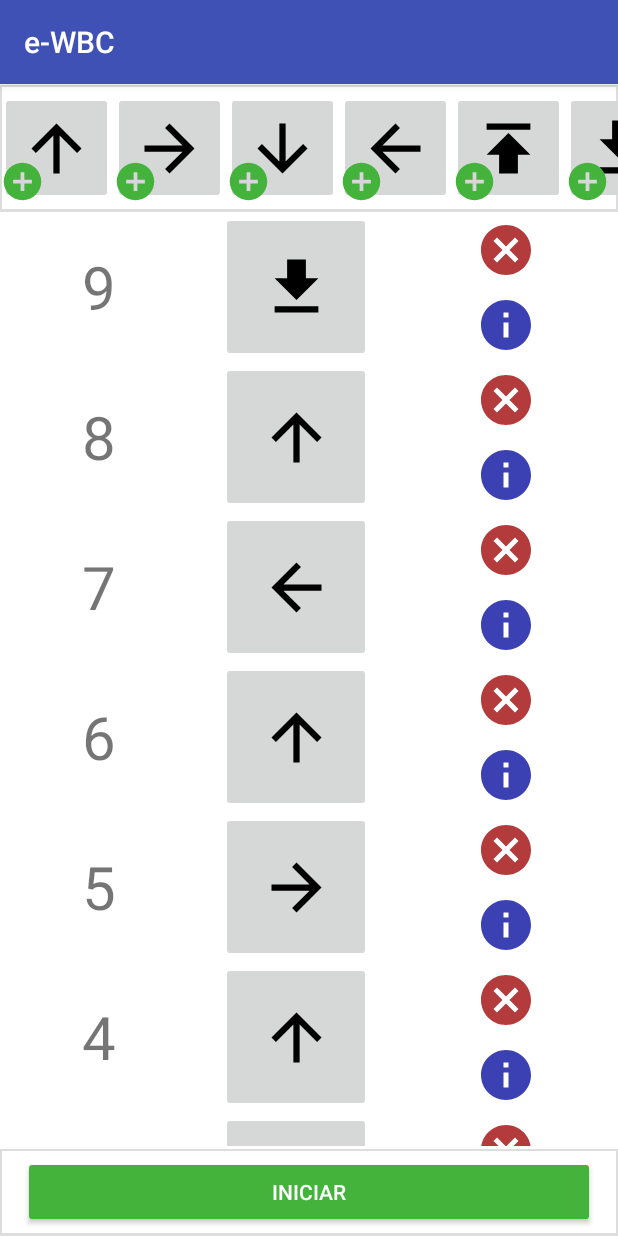
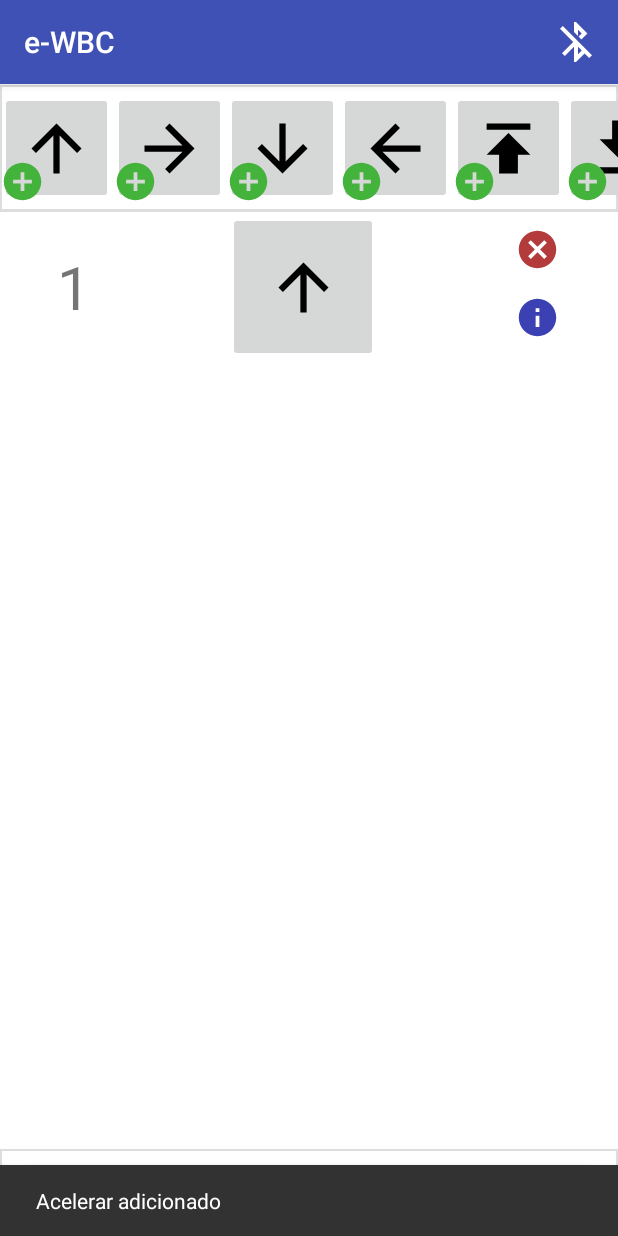
Before and after one commit to brunohpmarques/e-wbc, an Android app: the screen it shows after launch (MainActivity), after a tap on an icon or button, on a phone screen of 412 x 824 dp. Run offline under Robolectric (Android 15) with nearby library versions, the phone set to English and light mode, and no system bars.

Commit message:
Adicionando e removendo comandos da lista principal; Botões de bluetooth;

```diff
--- a/app/build.gradle
+++ b/app/build.gradle
@@ -25,6 +25,7 @@ dependencies {
         exclude group: 'com.android.support', module: 'support-annotations'
     })
     compile 'com.android.support:appcompat-v7:24.2.1'
+    compile 'com.android.support:design:24.0.0'
     compile 'com.android.support:recyclerview-v7:24.0.0'
     compile 'com.android.support:cardview-v7:24.0.0'
     testCompile 'junit:junit:4.12'
--- a/app/src/main/java/br/com/brunohpmarques/ewbc/MainActivity.java
+++ b/app/src/main/java/br/com/brunohpmarques/ewbc/MainActivity.java
@@ -2,53 +2,60 @@ package br.com.brunohpmarques.ewbc;
 
 import android.support.v7.app.AppCompatActivity;
 import android.os.Bundle;
+import android.support.v7.app.AppCompatDelegate;
 import android.support.v7.widget.LinearLayoutManager;
 import android.support.v7.widget.RecyclerView;
+import android.support.v7.widget.Toolbar;
+import android.util.Log;
+import android.view.Menu;
+import android.view.MenuInflater;
+import android.view.MenuItem;
 
 import java.util.ArrayList;
 import java.util.Collections;
 import java.util.List;
+import java.util.logging.Logger;
 
 import br.com.brunohpmarques.ewbc.adapters.CommandAdapter;
 import br.com.brunohpmarques.ewbc.adapters.CommandOptionAdapter;
-import br.com.brunohpmarques.ewbc.models.CommandOption;
+import br.com.brunohpmarques.ewbc.models.Command;
+
+/**
+ * Created by Bruno Marques on 08/08/2017.
+ */
 
 public class MainActivity extends AppCompatActivity {
 
     /**Lista de comandos disponiveis*/
-    private List<CommandOption> commandOptionList;
+    private static final List<Command> commandOptionList = new ArrayList<>();
     /**Lista de comandos a serem enviados*/
-    private List<CommandOption> mainList;
-    private LinearLayoutManager horizontalLayoutManager, verticalLayoutManager;
-    private RecyclerView horizontalList;
-    private RecyclerView verticalList;
+    private static final List<Command> mainList = new ArrayList<>();
+
+    private static LinearLayoutManager horizontalLayoutManager, verticalLayoutManager;
+    private static RecyclerView horizontalList;
+    private static RecyclerView verticalList;
 
     @Override
     protected void onCreate(Bundle savedInstanceState) {
         super.onCreate(savedInstanceState);
         setContentView(R.layout.activity_main);
+        AppCompatDelegate.setCompatVectorFromResourcesEnabled(true);
+//        Toolbar myToolbar = (Toolbar) findViewById(R.id.mainToolbar);
+//        setSupportActionBar(myToolbar);
 
-        String commOps[] = {"Frente","Direita", "Ré","Esquerda","Sugar","Soltar"};
+        if(commandOptionList != null) commandOptionList.clear();
+        if(mainList != null) mainList.clear();
+
+        String commOps[] = {"Acelerar","Direita","Ré","Esquerda","Sugar","Soltar"};
         int commRes[] = {R.drawable.ic_arrow_up, R.drawable.ic_arrow_forward,
                 R.drawable.ic_arrow_down, R.drawable.ic_arrow_back, R.drawable.ic_publish,
                 R.drawable.ic_file_download};
 
-        this.commandOptionList = new ArrayList<>();
-        CommandOption commandOption;
+        Command commandOption;
         for(int i =0;i<commOps.length;i++){
-            commandOption = new CommandOption(commOps[i], commRes[i]);
+            commandOption = new Command(commOps[i], commRes[i]);
             commandOptionList.add(commandOption);
         }
-        this.mainList = new ArrayList<>();
-        this.mainList.add(commandOptionList.get(0));
-        this.mainList.add(commandOptionList.get(3));
-        this.mainList.add(commandOptionList.get(4));
-        this.mainList.add(commandOptionList.get(0));
-        this.mainList.add(commandOptionList.get(1));
-        this.mainList.add(commandOptionList.get(0));
-        this.mainList.add(commandOptionList.get(3));
-        this.mainList.add(commandOptionList.get(0));
-        this.mainList.add(commandOptionList.get(5));
 
         // Layout
         this.horizontalLayoutManager = new LinearLayoutManager(this, LinearLayoutManager.HORIZONTAL, false);
@@ -61,12 +68,60 @@ public class MainActivity extends AppCompatActivity {
         this.verticalLayoutManager = new LinearLayoutManager(this, LinearLayoutManager.VERTICAL, false);
         this.verticalList = (RecyclerView) findViewById(R.id.verticalList);
         if (this.mainList.size() > 0 & verticalList != null) {
-            Collections.reverse(this.mainList);
             verticalList.setAdapter(new CommandAdapter(this.mainList));
         }
         verticalList.setLayoutManager(verticalLayoutManager);
         //
     }
 
+    @Override
+    public boolean onCreateOptionsMenu(Menu menu) {
+        MenuInflater inflater = getMenuInflater();
+        inflater.inflate(R.menu.menu_options, menu);
+        return true;
+    }
 
+    @Override
+    public boolean onOptionsItemSelected(MenuItem item) {
+        // Handle item selection
+        switch (item.getItemId()) {
+            case R.id.btnBltConnect:
+                // conectar bluetooth
+                return true;
+            case R.id.btnBltConnected:
+                // desconectar bluetooth
+                return true;
+            default:
+                return super.onOptionsItemSelected(item);
+        }
+    }
+
+    /** Adiciona comando na lista a ser enviada para o robo **/
+    public static void addCommand(Command command){
+        if(command != null){
+            Log.i("addCommand",command.getTitle());
+            MainActivity.mainList.add(0, command);
+            MainActivity.verticalList.setAdapter(new CommandAdapter(MainActivity.mainList));
+            MainActivity.verticalList.scrollTo(0, 0);
+        }
+    }
+
+    /** Remove comando na lista a ser enviada para o robo **/
+    public static void remCommand(int index){
+        if(index >= 0 && index <= MainActivity.mainList.size()){
+            index = MainActivity.mainList.size()-index;
+            Log.i("remCommand", index+"");
+            MainActivity.mainList.remove(index);
+            MainActivity.verticalList.setAdapter(new CommandAdapter(MainActivity.mainList));
+        }
+    }
+
+    /** Retorna lista de comandos disponiveis **/
+    public static Command getCommandOption(int index){
+        Command command = null;
+        if(index >= 0 && index < MainActivity.commandOptionList.size()){
+            command = MainActivity.commandOptionList.get(index);
+        }
+        return command;
+    }
 }
--- a/app/src/main/java/br/com/brunohpmarques/ewbc/adapters/CommandAdapter.java
+++ b/app/src/main/java/br/com/brunohpmarques/ewbc/adapters/CommandAdapter.java
@@ -9,8 +9,7 @@ import java.util.List;
 
 import br.com.brunohpmarques.ewbc.R;
 import br.com.brunohpmarques.ewbc.holders.CommandHolder;
-import br.com.brunohpmarques.ewbc.holders.CommandOptionHolder;
-import br.com.brunohpmarques.ewbc.models.CommandOption;
+import br.com.brunohpmarques.ewbc.models.Command;
 
 /**
  * Created by Bruno Marques on 08/08/2017.
@@ -18,9 +17,9 @@ import br.com.brunohpmarques.ewbc.models.CommandOption;
 
 public class CommandAdapter extends RecyclerView.Adapter<CommandHolder> {
 
-    private List<CommandOption> list;
+    private List<Command> list;
 
-    public CommandAdapter(List<CommandOption> Data) {
+    public CommandAdapter(List<Command> Data) {
         list = Data;
     }
 
--- a/app/src/main/java/br/com/brunohpmarques/ewbc/adapters/CommandOptionAdapter.java
+++ b/app/src/main/java/br/com/brunohpmarques/ewbc/adapters/CommandOptionAdapter.java
@@ -9,7 +9,7 @@ import java.util.List;
 
 import br.com.brunohpmarques.ewbc.R;
 import br.com.brunohpmarques.ewbc.holders.CommandOptionHolder;
-import br.com.brunohpmarques.ewbc.models.CommandOption;
+import br.com.brunohpmarques.ewbc.models.Command;
 
 /**
  * Created by Bruno Marques on 08/08/2017.
@@ -17,9 +17,9 @@ import br.com.brunohpmarques.ewbc.models.CommandOption;
 
 public class CommandOptionAdapter extends RecyclerView.Adapter<CommandOptionHolder> {
 
-    private List<CommandOption> list;
+    private List<Command> list;
 
-    public CommandOptionAdapter(List<CommandOption> Data) {
+    public CommandOptionAdapter(List<Command> Data) {
         list = Data;
     }
 
@@ -34,6 +34,7 @@ public class CommandOptionAdapter extends RecyclerView.Adapter<CommandOptionHold
     @Override
     public void onBindViewHolder(CommandOptionHolder holder, int position) {
         holder.commandTitle.setText(list.get(position).getTitle());
+        holder.commandPosition.setText(position+"");
         holder.commandImage.setImageResource(list.get(position).getResourceId());
     }
 
--- a/app/src/main/java/br/com/brunohpmarques/ewbc/holders/CommandHolder.java
+++ b/app/src/main/java/br/com/brunohpmarques/ewbc/holders/CommandHolder.java
@@ -1,14 +1,18 @@
 package br.com.brunohpmarques.ewbc.holders;
 
 import android.media.Image;
+import android.support.design.widget.Snackbar;
 import android.support.v7.widget.RecyclerView;
+import android.util.Log;
 import android.view.View;
 import android.widget.ImageButton;
 import android.widget.ImageView;
 import android.widget.TextView;
 import android.widget.Toast;
 
+import br.com.brunohpmarques.ewbc.MainActivity;
 import br.com.brunohpmarques.ewbc.R;
+import br.com.brunohpmarques.ewbc.models.Command;
 
 /**
  * Created by Bruno Marques on 08/08/2017.
@@ -30,23 +34,27 @@ public class CommandHolder extends RecyclerView.ViewHolder  {
         commandRem = (ImageView) view.findViewById(R.id.btnRemComm);
         commandPos = (TextView) view.findViewById(R.id.lblCommPos);
 
-        commandImage.setOnClickListener(new View.OnClickListener() {
+        commandImage.setOnLongClickListener(new View.OnLongClickListener() {
             @Override
-            public void onClick(View view) {
-                Toast.makeText(view.getContext(), commandTitle.getText(), Toast.LENGTH_SHORT).show();
+            public boolean onLongClick(View view) {
+                Snackbar.make(view, commandTitle.getText(), Snackbar.LENGTH_SHORT).show();
+                return false;
             }
         });
         commandInfo.setOnClickListener(new View.OnClickListener() {
             @Override
             public void onClick(View view) {
-                Toast.makeText(view.getContext(), "INFO: "+commandTitle.getText(), Toast.LENGTH_SHORT).show();
+                Snackbar.make(view, "INFO: "+commandTitle.getText(), Snackbar.LENGTH_SHORT).show();
             }
         });
         commandRem.setOnClickListener(new View.OnClickListener() {
             @Override
             public void onClick(View view) {
-                Toast.makeText(view.getContext(), "REM: "+commandTitle.getText(), Toast.LENGTH_SHORT).show();
+                Snackbar.make(view, commandTitle.getText()+" "+view.getContext().getString(R.string.removed), Snackbar.LENGTH_SHORT).show();
+                int index = Integer.parseInt(commandPos.getText().toString());
+                MainActivity.remCommand(index);
             }
         });
+
     }
 }
--- a/app/src/main/java/br/com/brunohpmarques/ewbc/holders/CommandOptionHolder.java
+++ b/app/src/main/java/br/com/brunohpmarques/ewbc/holders/CommandOptionHolder.java
@@ -1,12 +1,16 @@
 package br.com.brunohpmarques.ewbc.holders;
 
+import android.support.design.widget.Snackbar;
 import android.support.v7.widget.RecyclerView;
+import android.util.Log;
 import android.view.View;
 import android.widget.ImageButton;
 import android.widget.TextView;
 import android.widget.Toast;
 
+import br.com.brunohpmarques.ewbc.MainActivity;
 import br.com.brunohpmarques.ewbc.R;
+import br.com.brunohpmarques.ewbc.models.Command;
 
 /**
  * Created by Bruno Marques on 08/08/2017.
@@ -16,15 +20,19 @@ public class CommandOptionHolder extends RecyclerView.ViewHolder  {
 
     public ImageButton commandImage;
     public TextView commandTitle;
+    public TextView commandPosition;
 
     public CommandOptionHolder(View view) {
         super(view);
         commandImage = (ImageButton) view.findViewById(R.id.btnAddCommOp);
         commandTitle = (TextView) view.findViewById(R.id.lblCommOp);
+        commandPosition = (TextView) view.findViewById(R.id.lblCommOpPos);
         commandImage.setOnClickListener(new View.OnClickListener() {
             @Override
             public void onClick(View view) {
-                Toast.makeText(view.getContext(), commandTitle.getText(), Toast.LENGTH_SHORT).show();
+                Command command = MainActivity.getCommandOption(Integer.parseInt(commandPosition.getText().toString()));
+                MainActivity.addCommand(command);
+                Snackbar.make(view, commandTitle.getText()+" "+view.getContext().getString(R.string.added), Snackbar.LENGTH_SHORT).show();
             }
         });
     }
--- a/app/src/main/java/br/com/brunohpmarques/ewbc/models/CommandOption.java
+++ b/app/src/main/java/br/com/brunohpmarques/ewbc/models/Command.java
@@ -1,15 +1,17 @@
 package br.com.brunohpmarques.ewbc.models;
+
+import java.io.Serializable;
 
 /**
  * Created by Bruno Marques on 08/08/2017.
  */
 
-public class CommandOption {
+public class Command implements Serializable {
     private String title;
     private String code;
     private int resourceId;
 
-    public CommandOption(String title, int resourceId) {
+    public Command(String title, int resourceId) {
         this.title = title;
         this.resourceId = resourceId;
     }
--- a/app/src/main/res/drawable/ic_bluetooth_connected.xml
+++ b/app/src/main/res/drawable/ic_bluetooth_connected.xml
@@ -1,4 +1,4 @@
 <vector android:height="50dp" android:viewportHeight="24.0"
     android:viewportWidth="24.0" android:width="50dp" xmlns:android="http://schemas.android.com/apk/res/android">
-    <path android:fillColor="#FF000000" android:pathData="M7,12l-2,-2 -2,2 2,2 2,-2zM17.71,7.71L12,2h-1v7.59L6.41,5 5,6.41 10.59,12 5,17.59 6.41,19 11,14.41L11,22h1l5.71,-5.71 -4.3,-4.29 4.3,-4.29zM13,5.83l1.88,1.88L13,9.59L13,5.83zM14.88,16.29L13,18.17v-3.76l1.88,1.88zM19,10l-2,2 2,2 2,-2 -2,-2z"/>
+    <path android:fillColor="@android:color/white" android:pathData="M7,12l-2,-2 -2,2 2,2 2,-2zM17.71,7.71L12,2h-1v7.59L6.41,5 5,6.41 10.59,12 5,17.59 6.41,19 11,14.41L11,22h1l5.71,-5.71 -4.3,-4.29 4.3,-4.29zM13,5.83l1.88,1.88L13,9.59L13,5.83zM14.88,16.29L13,18.17v-3.76l1.88,1.88zM19,10l-2,2 2,2 2,-2 -2,-2z"/>
 </vector>
--- a/app/src/main/res/drawable/ic_bluetooth_disabled.xml
+++ b/app/src/main/res/drawable/ic_bluetooth_disabled.xml
@@ -1,4 +1,4 @@
 <vector android:height="50dp" android:viewportHeight="24.0"
     android:viewportWidth="24.0" android:width="50dp" xmlns:android="http://schemas.android.com/apk/res/android">
-    <path android:fillColor="#FF000000" android:pathData="M13,5.83l1.88,1.88 -1.6,1.6 1.41,1.41 3.02,-3.02L12,2h-1v5.03l2,2v-3.2zM5.41,4L4,5.41 10.59,12 5,17.59 6.41,19 11,14.41V22h1l4.29,-4.29 2.3,2.29L20,18.59 5.41,4zM13,18.17v-3.76l1.88,1.88L13,18.17z"/>
+    <path android:fillColor="@android:color/white" android:pathData="M13,5.83l1.88,1.88 -1.6,1.6 1.41,1.41 3.02,-3.02L12,2h-1v5.03l2,2v-3.2zM5.41,4L4,5.41 10.59,12 5,17.59 6.41,19 11,14.41V22h1l4.29,-4.29 2.3,2.29L20,18.59 5.41,4zM13,18.17v-3.76l1.88,1.88L13,18.17z"/>
 </vector>
--- /dev/null
+++ b/app/src/main/res/drawable/ic_bluetooth_searching.xml
@@ -0,0 +1,4 @@
+<vector android:height="50dp" android:viewportHeight="24.0"
+    android:viewportWidth="24.0" android:width="50dp" xmlns:android="http://schemas.android.com/apk/res/android">
+    <path android:fillColor="@android:color/white" android:pathData="M14.24,12.01l2.32,2.32c0.28,-0.72 0.44,-1.51 0.44,-2.33 0,-0.82 -0.16,-1.59 -0.43,-2.31l-2.33,2.32zM19.53,6.71l-1.26,1.26c0.63,1.21 0.98,2.57 0.98,4.02s-0.36,2.82 -0.98,4.02l1.2,1.2c0.97,-1.54 1.54,-3.36 1.54,-5.31 -0.01,-1.89 -0.55,-3.67 -1.48,-5.19zM15.71,7.71L10,2L9,2v7.59L4.41,5 3,6.41 8.59,12 3,17.59 4.41,19 9,14.41L9,22h1l5.71,-5.71 -4.3,-4.29 4.3,-4.29zM11,5.83l1.88,1.88L11,9.59L11,5.83zM12.88,16.29L11,18.17v-3.76l1.88,1.88z"/>
+</vector>
--- a/app/src/main/res/layout/item_command.xml
+++ b/app/src/main/res/layout/item_command.xml
@@ -14,10 +14,16 @@
         android:gravity="center_vertical"
         android:layout_width="wrap_content"
         android:layout_height="100dp" />
-    <ImageButton
-        android:id="@+id/btnComm"
-        android:layout_width="100dp"
-        android:layout_height="100dp" />
+    <LinearLayout
+        android:layout_weight="1"
+        android:gravity="center_horizontal"
+        android:layout_width="wrap_content"
+        android:layout_height="match_parent">
+        <ImageButton
+            android:id="@+id/btnComm"
+            android:layout_width="100dp"
+            android:layout_height="100dp" />
+    </LinearLayout>
     <TextView
         android:id="@+id/lblComm"
         android:visibility="gone"
@@ -26,21 +32,21 @@
     <LinearLayout
         android:layout_weight="1"
         android:layout_marginLeft="15dp"
-        android:layout_marginTop="5dp"
+        android:layout_marginTop="10dp"
         android:orientation="vertical"
         android:gravity="center_horizontal"
         android:layout_width="wrap_content"
-        android:layout_height="100dp">
+        android:layout_height="80dp">
         <ImageView
             android:id="@+id/btnRemComm"
-            android:layout_width="40dp"
-            android:layout_height="40dp"
-            android:layout_marginBottom="10dp"
+            android:layout_width="30dp"
+            android:layout_height="30dp"
+            android:layout_marginBottom="15dp"
             android:src="@drawable/ic_cancel"/>
         <ImageView
             android:id="@+id/btnInfComm"
-            android:layout_width="40dp"
-            android:layout_height="40dp"
+            android:layout_width="30dp"
+            android:layout_height="30dp"
             android:src="@drawable/ic_info"/>
     </LinearLayout>
 </LinearLayout>
--- a/app/src/main/res/layout/item_command_option.xml
+++ b/app/src/main/res/layout/item_command_option.xml
@@ -8,6 +8,11 @@
         android:layout_height="75dp" />
     <TextView
         android:id="@+id/lblCommOp"
+        android:visibility="gone"
+        android:layout_width="wrap_content"
+        android:layout_height="wrap_content" />
+    <TextView
+        android:id="@+id/lblCommOpPos"
         android:visibility="gone"
         android:layout_width="wrap_content"
         android:layout_height="wrap_content" />
--- /dev/null
+++ b/app/src/main/res/menu/menu_options.xml
@@ -0,0 +1,19 @@
+<?xml version="1.0" encoding="utf-8"?>
+<menu xmlns:android="http://schemas.android.com/apk/res/android"
+    xmlns:app="http://schemas.android.com/apk/res-auto"
+    xmlns:tools="http://schemas.android.com/tools" tools:context=".MainActivity">
+    <item android:id="@+id/btnBltConnect"
+        android:icon="@drawable/ic_bluetooth_disabled"
+        android:title="@string/disconnected"
+        app:showAsAction="always"/>
+    <item android:id="@+id/btnBltConnecting"
+        android:visible="false"
+        android:icon="@drawable/ic_bluetooth_searching"
+        android:title="@string/connecting"
+        app:showAsAction="always"/>
+    <item android:id="@+id/btnBltConnected"
+        android:visible="false"
+        android:icon="@drawable/ic_bluetooth_connected"
+        android:title="@string/connected"
+        app:showAsAction="always"/>
+</menu>
--- a/app/src/main/res/values/strings.xml
+++ b/app/src/main/res/values/strings.xml
@@ -1,6 +1,9 @@
 <resources>
     <string name="app_name">e-WBC</string>
     <string name="start">Iniciar</string>
+    <string name="added">adicionado</string>
+    <string name="removed">removido</string>
+    <string name="disconnected">Desconectado</string>
     <string name="connecting">Conectando</string>
     <string name="connected">Conectado</string>
     <string name="connFail">Falha na conexão</string>
--- a/app/src/main/res/values/styles.xml
+++ b/app/src/main/res/values/styles.xml
@@ -3,6 +3,7 @@
     <!-- Base application theme. -->
     <style name="AppTheme" parent="Theme.AppCompat.Light.DarkActionBar">
         <!-- Customize your theme here. -->
+        <!--<item name="actionBarTheme">@style/Theme.AppCompat.Light.NoActionBar</item>-->
         <item name="colorPrimary">@color/colorPrimary</item>
         <item name="colorPrimaryDark">@color/colorPrimaryDark</item>
         <item name="colorAccent">@color/colorAccent</item>
--- a/build.gradle
+++ b/build.gradle
@@ -5,7 +5,7 @@ buildscript {
         jcenter()
     }
     dependencies {
-        classpath 'com.android.tools.build:gradle:2.2.0'
+        classpath 'com.android.tools.build:gradle:2.2.3'
 
         // NOTE: Do not place your application dependencies here; they belong
         // in the individual module build.gradle files
```
